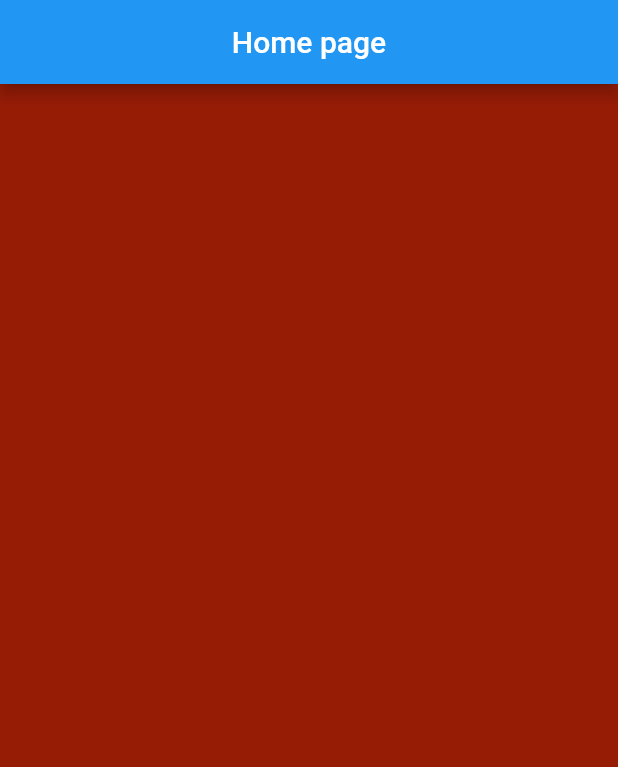
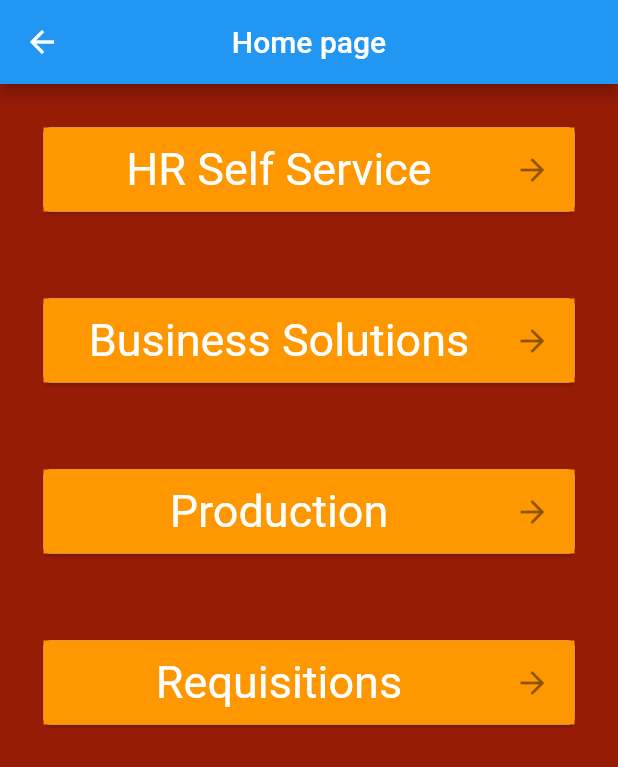
Before and after one commit to mastergru254/RAKMIS_APP, a Flutter app: the screen it shows after launch, after a tap on "Login", on a phone screen of 412 x 824 dp. Shown: the top 767 px of the screen. Run offline on Flutter 3.47's test engine with Material 2 defaults, Android fonts, the phone set to English and light mode, and no system bars.

Commit message:
complete home page

```diff
--- a/lib/pages/homePage.dart
+++ b/lib/pages/homePage.dart
@@ -1,10 +1,11 @@
 // ignore: duplicate_ignore
 // ignore: file_names
-// ignore_for_file: file_names, unused_import, implementation_imports, unnecessary_import, unused_local_variable
+// ignore_for_file: file_names, unused_import, implementation_imports, unnecessary_import, unused_local_variable, prefer_const_constructors
 
 import 'package:flutter/material.dart';
 import 'package:flutter/src/widgets/framework.dart';
 import 'package:flutter/src/widgets/placeholder.dart';
+import 'package:rakmis_app/pages/hrService.dart';
 
 class HomePage extends StatefulWidget {
   const HomePage({super.key});
@@ -24,6 +25,118 @@ class _HomePageState extends State<HomePage> {
         appBar: AppBar(
           centerTitle: true,
           title: const Text('Home page'),
+          leading: IconButton(
+            icon: const Icon(
+              Icons.arrow_back,
+            ),
+            onPressed: () {
+              Navigator.pop(context);
+            },
+          ),
+        ),
+        body: Container(
+          padding: EdgeInsets.all(25),
+          child: ListView(
+            children: [
+              Card(
+                child: Container(
+                  decoration: BoxDecoration(
+                    color: Colors.orange,
+                  ),
+                  child: ListTile(
+                    textColor: Colors.white,
+                    title: Center(
+                        child: Text(
+                      'HR Self Service',
+                      style: TextStyle(fontSize: 30),
+                    )),
+                    trailing: Icon(Icons.arrow_forward),
+                    onTap: () {
+                      Navigator.push(
+                          context,
+                          MaterialPageRoute(
+                              builder: (context) => HrSelfService()));
+                    },
+                  ),
+                ),
+              ),
+              SizedBox(
+                height: 50,
+              ),
+              Card(
+                child: Container(
+                  decoration: BoxDecoration(
+                    color: Colors.orange,
+                  ),
+                  child: ListTile(
+                    textColor: Colors.white,
+                    title: Center(
+                        child: Text(
+                      'Business Solutions',
+                      style: TextStyle(fontSize: 30),
+                    )),
+                    trailing: Icon(Icons.arrow_forward),
+                    onTap: () {
+                      Navigator.push(
+                          context,
+                          MaterialPageRoute(
+                              builder: (context) => HrSelfService()));
+                    },
+                  ),
+                ),
+              ),
+              SizedBox(
+                height: 50,
+              ),
+              Card(
+                child: Container(
+                  decoration: BoxDecoration(
+                    color: Colors.orange,
+                  ),
+                  child: ListTile(
+                    textColor: Colors.white,
+                    title: Center(
+                        child: Text(
+                      'Production',
+                      style: TextStyle(fontSize: 30),
+                    )),
+                    trailing: Icon(Icons.arrow_forward),
+                    onTap: () {
+                      Navigator.push(
+                          context,
+                          MaterialPageRoute(
+                              builder: (context) => HrSelfService()));
+                    },
+                  ),
+                ),
+              ),
+              SizedBox(
+                height: 50,
+              ),
+              Card(
+                child: Container(
+                  decoration: BoxDecoration(
+                    color: Colors.orange,
+                  ),
+                  child: ListTile(
+                    textColor: Colors.white,
+                    title: Center(
+                        child: Text(
+                      'Requisitions',
+                      style: TextStyle(fontSize: 30),
+                    )),
+                    trailing: Icon(Icons.arrow_forward),
+                    onTap: () {
+                      Navigator.push(
+                          context,
+                          MaterialPageRoute(
+                              builder: (context) => HrSelfService()));
+                    },
+                  ),
+                ),
+              ),
+            ],
+          ),
         ),
       ),
     );
--- a/lib/pages/loginPage.dart
+++ b/lib/pages/loginPage.dart
@@ -29,9 +29,9 @@ class _LoginPageState extends State<LoginPage> {
             crossAxisAlignment: CrossAxisAlignment.center,
             children: [
               Text(
-                'Login',
+                'Logo',
                 style: TextStyle(
-                  fontSize: 35,
+                  fontSize: 50,
                   color: Colors.teal,
                   fontWeight: FontWeight.bold,
                 ),
@@ -43,6 +43,10 @@ class _LoginPageState extends State<LoginPage> {
                     children: [
                       Padding(
                         padding: const EdgeInsets.symmetric(horizontal: 20),
+                        child: Container(
+                          decoration: BoxDecoration(
+                            color: Colors.white,
+                          ),
                           child: TextFormField(
                             keyboardType: TextInputType.emailAddress,
                             decoration: InputDecoration(
@@ -53,8 +57,11 @@ class _LoginPageState extends State<LoginPage> {
                             ),
                             onChanged: (String value) {},
                             validator: (value) {
-                            return value!.isEmpty ? 'please enter email' : null;
+                              return value!.isEmpty
+                                  ? 'please enter email'
+                                  : null;
                             },
+                          ),
                         ),
                       ),
                       SizedBox(
@@ -62,6 +69,10 @@ class _LoginPageState extends State<LoginPage> {
                       ),
                       Padding(
                         padding: const EdgeInsets.symmetric(horizontal: 20),
+                        child: Container(
+                          decoration: BoxDecoration(
+                            color: Colors.white,
+                          ),
                           child: TextFormField(
                             keyboardType: TextInputType.visiblePassword,
                             decoration: InputDecoration(
@@ -76,6 +87,7 @@ class _LoginPageState extends State<LoginPage> {
                                   ? 'please enter password'
                                   : null;
                             },
+                          ),
                         ),
                       ),
                       SizedBox(
```
Also changed, not shown: lib/pages/hrService.dart (added, +15 -0 lines). Lines whose indentation alone changed are shown as unchanged.
